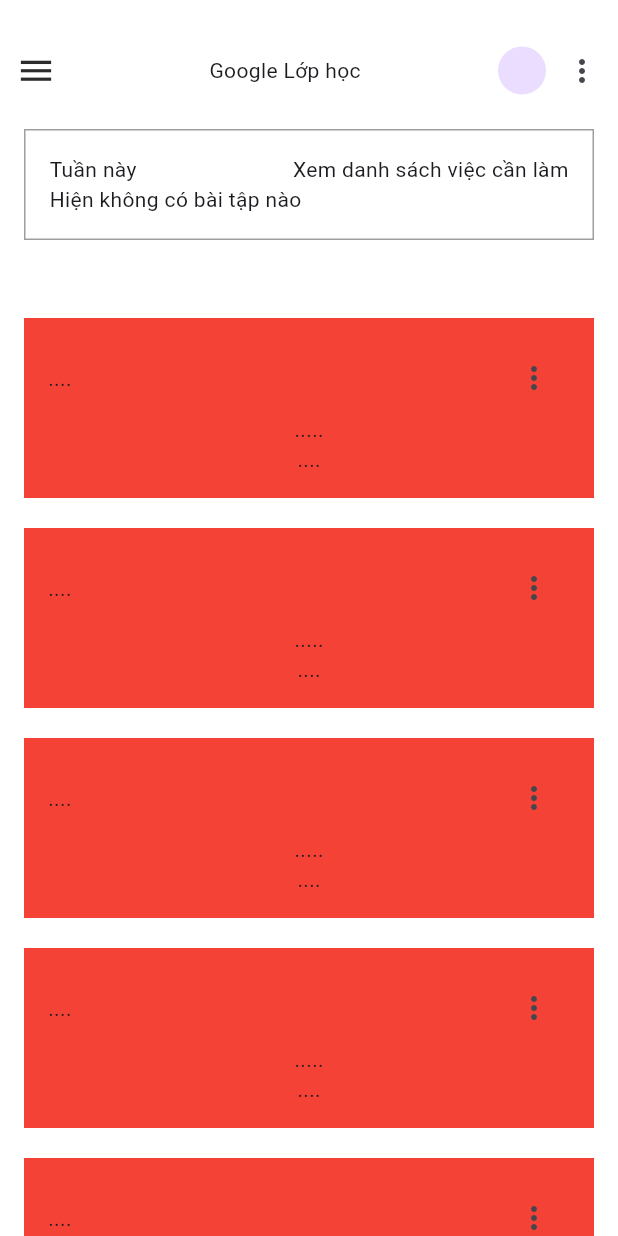
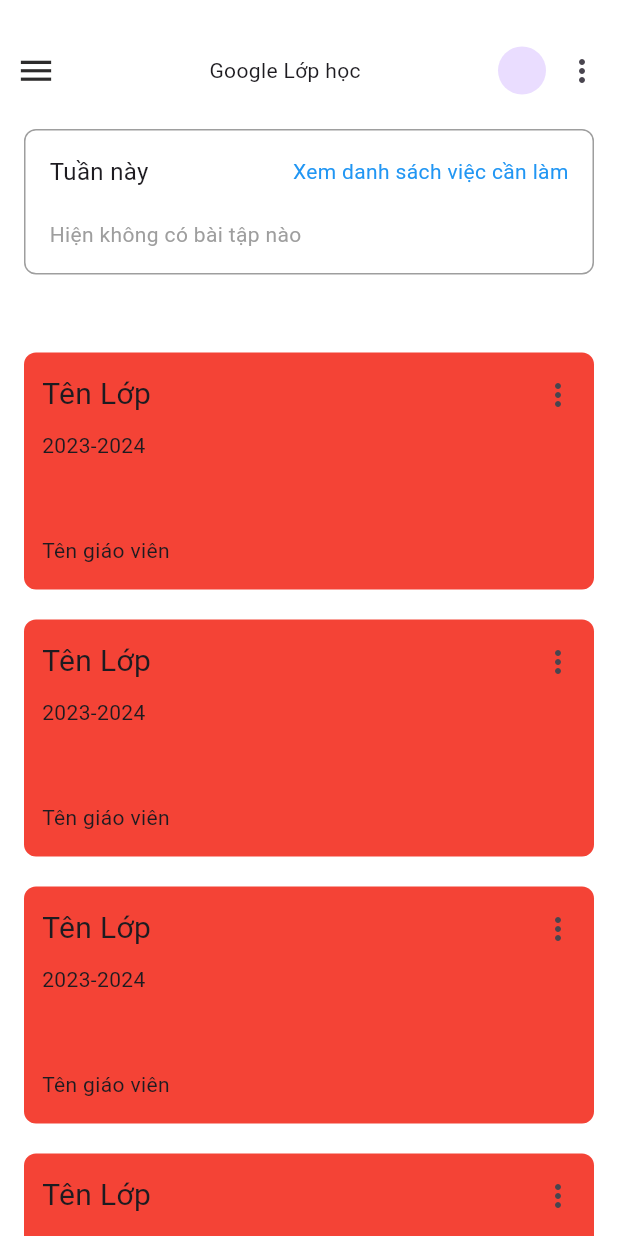
Before and after one commit to vken15/flutter_ndk, a Flutter app: the ClassroomScreen screen opened directly, on a phone screen of 412 x 824 dp. Run offline on Flutter 3.47's test engine with Material 3 defaults, Android fonts, the phone set to English and light mode, and no system bars; drawn by our look-alikes of flutter_slider_drawer; our stand-ins replace carousel_slider; network calls fail.

Commit message:
Update classroom.dart

```diff
--- a/lib/classroom.dart
+++ b/lib/classroom.dart
@@ -1,3 +1,5 @@
+// ignore_for_file: prefer_const_constructors
+
 import 'package:flutter/material.dart';
 import 'package:flutter_slider_drawer/flutter_slider_drawer.dart';
 
@@ -35,6 +37,7 @@ class ClassroomScreen extends StatelessWidget {
                     width: 1.0,
                     color: Colors.grey,
                   ),
+                  borderRadius: BorderRadius.all(Radius.circular(8)),
                 ),
                 child: Column(
                   crossAxisAlignment: CrossAxisAlignment.start,
@@ -42,11 +45,19 @@ class ClassroomScreen extends StatelessWidget {
                     Row(
                       mainAxisAlignment: MainAxisAlignment.spaceBetween,
                       children: [
-                        const Text("Tuần này"),
-                        const Text("Xem danh sách việc cần làm"),
+                        Text("Tuần này", style: TextStyle(
+                          fontSize: 16,
+                        ),),
+                        GestureDetector(
+                          onTap: () {},
+                          child: Text("Xem danh sách việc cần làm", style: TextStyle(
+                            color: Colors.blue,
+                          ),),
+                        ),
                       ],
                     ),
-                    const Text("Hiện không có bài tập nào"),
+                    SizedBox(height: 20),
+                    Text("Hiện không có bài tập nào", style: TextStyle(color: Colors.grey),),
                   ],
                 ),
               ),
@@ -54,28 +65,34 @@ class ClassroomScreen extends StatelessWidget {
                 primary: false,
                 physics: NeverScrollableScrollPhysics(),
                 shrinkWrap: true,
-                padding: EdgeInsets.all(16),
+                padding: const EdgeInsets.all(16),
                 itemCount: 20,
                 itemBuilder: (context, index) {
                   return (index % 2 == 0)
                       ? SizedBox(height: 20)
                       : Container(
-                          padding: EdgeInsets.all(16),
+                          padding: EdgeInsets.only(left: 12, top: 4, bottom: 16),
                           decoration: BoxDecoration(
                             color: Colors.red,
+                            borderRadius: BorderRadius.all(Radius.circular(8)),
                           ),
-                          child: Column(children: [
+                          child: Column(
+                              crossAxisAlignment: CrossAxisAlignment.start,
+                              mainAxisSize: MainAxisSize.min,
+                              children: [
                                 Row(
-                              mainAxisAlignment: MainAxisAlignment.spaceBetween,
+                                  mainAxisAlignment:
+                                      MainAxisAlignment.spaceBetween,
                                   children: [
-                                const Text("...."),
+                                    Text("Tên Lớp", style: TextStyle(fontSize: 20),),
                                     IconButton(
                                         onPressed: () {},
-                                    icon: const Icon(Icons.more_vert))
+                                        icon: Icon(Icons.more_vert))
                                   ],
                                 ),
-                            const Text("....."),
-                            const Text("....")
+                                Text("2023-2024"),
+                                SizedBox(height: 50),
+                                Text("Tên giáo viên"),
                               ]),
                         );
                 },
```
Lines whose indentation alone changed are shown as unchanged.
